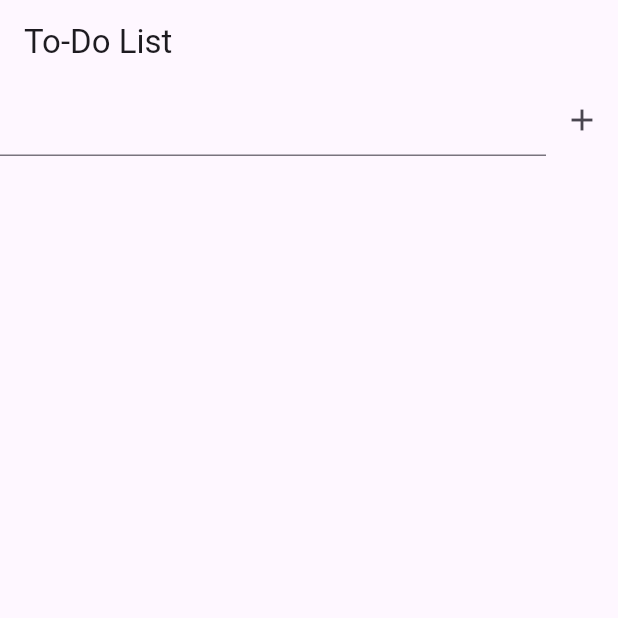
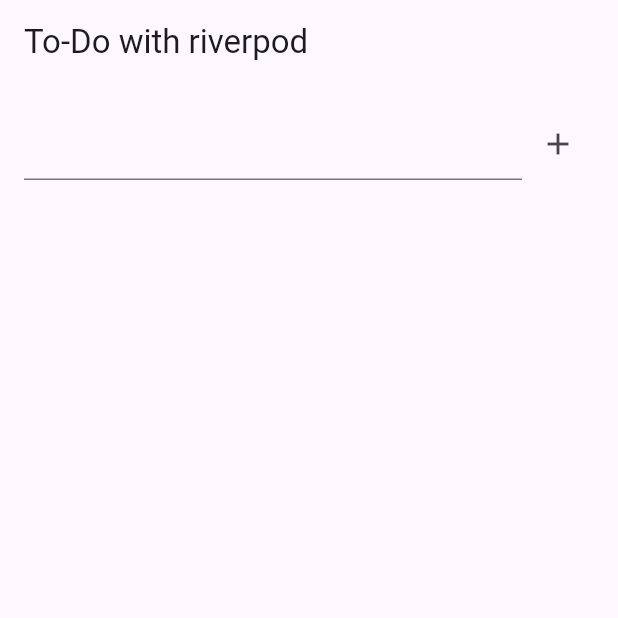
Before and after one commit to iabhinavrajput/_wdigettodo_stateless_statefull, a Flutter app: the screen it shows after launch, after a tap on the "add" icon, on a phone screen of 412 x 824 dp, the top half of it. Run offline on Flutter 3.47's test engine with Material 3 defaults, Android fonts, the phone set to English and light mode, and no system bars; our stand-ins replace flutter_riverpod.

Commit message:
use the riverpod

```diff
--- a/lib/main.dart
+++ b/lib/main.dart
@@ -1,8 +1,9 @@
 import 'package:flutter/material.dart';
 import 'package:flutter_riverpod/flutter_riverpod.dart';
+import 'package:todo/todo_notifier.dart';
 
 void main() {
-  runApp(ProviderScope(child: MyApp(),));
+  runApp(ProviderScope(child: MyApp()));
 }
 
 class MyApp extends StatelessWidget {
@@ -10,61 +11,51 @@ class MyApp extends StatelessWidget {
 
   @override
   Widget build(BuildContext context) {
-    return const MaterialApp(
-      debugShowCheckedModeBanner: false,
-      home: TodoApp(),
-    );
+    return MaterialApp(debugShowCheckedModeBanner: false, home: TodoApp());
   }
 }
 
-class TodoApp extends StatefulWidget {
-  const TodoApp({super.key});
+class TodoApp extends ConsumerWidget {
+  final _controller = TextEditingController();
+  @override
 
-  @override
-  State<TodoApp> createState() => _TodoAppState();
-}
-
-class _TodoAppState extends State<TodoApp> {
-  final List<String> _todos = [];
-  final _controller = TextEditingController();
-
-  void _addTodos() {
-    if (_controller.text.isNotEmpty) {
-      setState(() {
-        _todos.add(_controller.text);
-      });
-      _controller.clear();
-    }
-  }
-
-  void _removeTodo(int index) {
-    setState(() {
-      _todos.removeAt(index);
-    });
-  }
-
-  @override
-  Widget build(BuildContext context) {
+  Widget build(BuildContext context, WidgetRef ref) {
+    final todos = ref.watch(todoProvider);
+    final todoNotifier = ref.read(todoProvider.notifier);
     return Scaffold(
-      appBar: AppBar(title: Text("To-Do List")),
+      appBar: AppBar(title: Text("To-Do with riverpod")),
       body: Column(
         children: [
-          Row(
-            children: [
-              Expanded(child: TextField(controller: _controller)),
-              IconButton(onPressed: _addTodos, icon: Icon(Icons.add),
-
-              ),
-
-            ],
+          Padding(
+            padding: EdgeInsets.all(16),
+            child: Row(
+              children: [
+                Expanded(child: TextField(controller: _controller)),
+                IconButton(
+                  onPressed: () {
+                    todoNotifier.add(_controller.text);
+                    _controller.clear();
+                  },
+                  icon: Icon(Icons.add),
+                ),
+              ],
+            ),
           ),
-          Expanded(child: ListView.builder(
-                itemCount: _todos.length,
-                itemBuilder: (_, index) => ListTile(
-                  title: Text(_todos[index]),
-                  trailing: IconButton(onPressed: () => _removeTodo(index), icon: Icon(Icons.delete)),
-                ),
-              ))
+          Expanded(
+            child: ListView.builder(
+              itemCount: todos.length,
+              itemBuilder:
+                  (_, index) => ListTile(
+                    title: Text(todos[index]),
+                    trailing: IconButton(
+                      onPressed: () {
+                        todoNotifier.remove(index);
+                      },
+                      icon: Icon(Icons.delete),
+                    ),
+                  ),
+            ),
+          ),
         ],
       ),
     );
--- a/lib/todo_notifier.dart
+++ b/lib/todo_notifier.dart
@@ -2,7 +2,7 @@ import 'package:flutter_riverpod/flutter_riverpod.dart';
 
 class TodoNotifier extends StateNotifier<List<String>> {
   TodoNotifier() : super([]);
-  void main(String task) {
+  void add(String task) {
     if (task.isNotEmpty) {
       state = [...state, task];
     }
```
